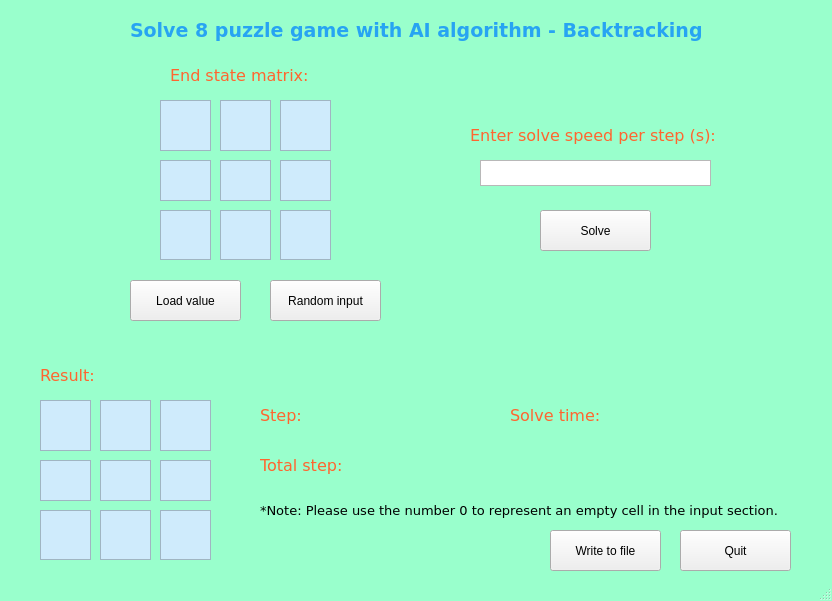
Before: the Qt Designer form constrainSatisfactionProblemGUI.ui in DuyVo-2005/AI-personal-project---8-puzzle-game, drawn with Qt 5.
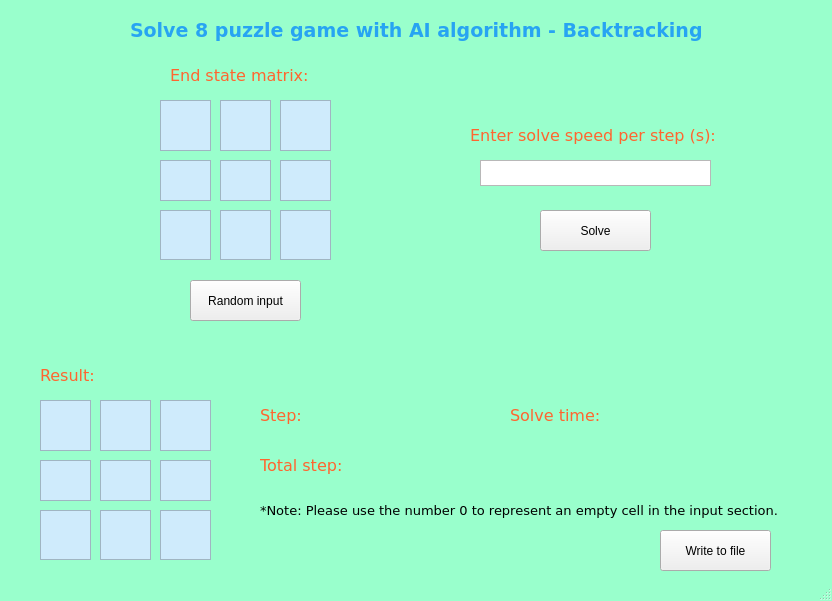
After: the same form once the commit is applied.

Commit message: fix GUI backtracking, add AC3 console

```diff
--- a/constrainSatisfactionProblemGUI.ui
+++ b/constrainSatisfactionProblemGUI.ui
@@ -677,7 +677,7 @@
    <widget class="QPushButton" name="btnWriteToFile">
     <property name="geometry">
      <rect>
-      <x>550</x>
+      <x>660</x>
       <y>530</y>
       <width>111</width>
       <height>41</height>
@@ -700,58 +700,6 @@
      <string>Write to file</string>
     </property>
    </widget>
-   <widget class="QPushButton" name="btnQuit">
-    <property name="geometry">
-     <rect>
-      <x>680</x>
-      <y>530</y>
-      <width>111</width>
-      <height>41</height>
-     </rect>
-    </property>
-    <property name="styleSheet">
-     <string notr="true">/*QPushButton{
-	background-color: #EEE2DC;
-	border-radius: 10px;
-}*/
-QPushButton#quitButton {
-    background-color: #DC3545;
-}
-
-QPushButton#quitButton:hover {
-    background-color: #A71D2A;
-}</string>
-    </property>
-    <property name="text">
-     <string>Quit</string>
-    </property>
-   </widget>
-   <widget class="QPushButton" name="btnLoadValue">
-    <property name="geometry">
-     <rect>
-      <x>130</x>
-      <y>280</y>
-      <width>111</width>
-      <height>41</height>
-     </rect>
-    </property>
-    <property name="styleSheet">
-     <string notr="true">/*QPushButton{
-	background-color: #EEE2DC;
-	border-radius: 10px;
-}*/
-QPushButton#writeToFile {
-    background-color: #28A745;
-}
-
-QPushButton#writeToFile:hover {
-    background-color: #218838;
-}</string>
-    </property>
-    <property name="text">
-     <string>Load value</string>
-    </property>
-   </widget>
    <widget class="QLabel" name="lblNote">
     <property name="geometry">
      <rect>
@@ -774,7 +722,7 @@
    <widget class="QPushButton" name="btnRandomInput">
     <property name="geometry">
      <rect>
-      <x>270</x>
+      <x>190</x>
       <y>280</y>
       <width>111</width>
       <height>41</height>
```
The commit also changes 5 other files.
